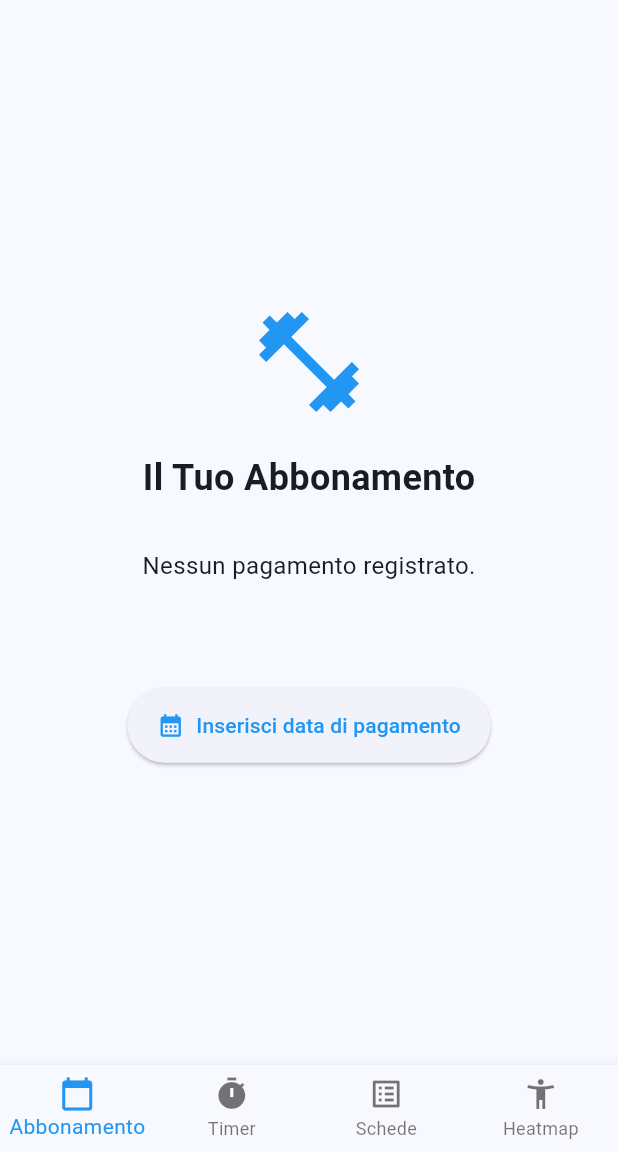
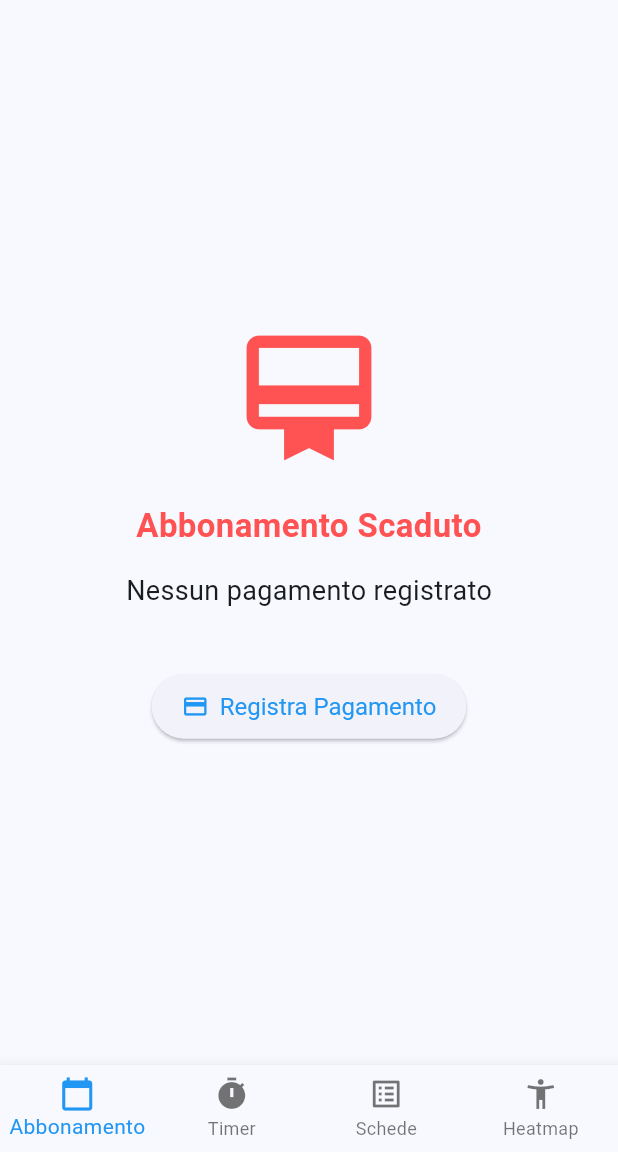
Before and after one commit to timothy-giolito/MyGymGuard, a Flutter app: the screen it shows after launch, on a phone screen of 412 x 824 dp, the part 84-1236 px from its top. Run offline on Flutter 3.47's test engine with Material 3 defaults, Android fonts, the phone set to English and light mode, and no system bars; our stand-ins replace file_picker, hive_flutter, image_picker, open_filex; accounts and stored records are empty.

Commit message:
subscription expity reminder

```diff
--- /dev/null
+++ b/lib/providers/abbonamento_provider.dart
@@ -0,0 +1,84 @@
+import 'package:flutter/material.dart';
+import 'package:hive_flutter/hive_flutter.dart';
+
+class AbbonamentoProvider extends ChangeNotifier {
+  DateTime? _dataPagamento;
+  int _durataMesi = 1;
+
+  DateTime? get dataPagamento => _dataPagamento;
+  int get durataMesi => _durataMesi;
+
+  DateTime? get dataScadenza {
+    if (_dataPagamento == null) return null;
+    return DateTime(
+      _dataPagamento!.year,
+      _dataPagamento!.month + _durataMesi,
+      _dataPagamento!.day,
+    );
+  }
+
+  // NUOVO: Calcola SOLO i giorni feriali (Lunedì - Venerdì)
+  int get giorniRimanenti {
+    if (dataScadenza == null) return 0;
+
+    final ora = DateTime.now();
+    // Se è già scaduto, i giorni sono 0
+    if (dataScadenza!.isBefore(ora)) return 0;
+
+    int giorniUtili = 0;
+    DateTime giornoCorrente = ora;
+
+    // Cicla giorno per giorno fino alla scadenza
+    while (giornoCorrente.isBefore(dataScadenza!)) {
+      // 1 = Lunedì, 5 = Venerdì, 6 = Sabato, 7 = Domenica
+      if (giornoCorrente.weekday >= 1 && giornoCorrente.weekday <= 5) {
+        giorniUtili++;
+      }
+      giornoCorrente = giornoCorrente.add(const Duration(days: 1));
+    }
+
+    return giorniUtili;
+  }
+
+  // Verifica se l'abbonamento non è scaduto
+  bool get isAttivo {
+    if (dataScadenza == null) return false;
+    return dataScadenza!.isAfter(DateTime.now());
+  }
+
+  // NUOVO: Verifica se l'abbonamento è attivo E oggi è tra Lunedì e Venerdì
+  bool get possoEntrareOggi {
+    if (!isAttivo) return false;
+    final giornoDellaSettimana = DateTime.now().weekday;
+    return giornoDellaSettimana >= 1 && giornoDellaSettimana <= 5;
+  }
+
+  AbbonamentoProvider() {
+    _caricaDati();
+  }
+
+  void _caricaDati() {
+    var box = Hive.box('myGymBox');
+    String? dataString = box.get('data_pagamento');
+    int? mesi = box.get('durata_mesi');
+
+    if (dataString != null) {
+      _dataPagamento = DateTime.parse(dataString);
+    }
+    if (mesi != null) {
+      _durataMesi = mesi;
+    }
+    notifyListeners();
+  }
+
+  void registraPagamento(DateTime data, int mesi) {
+    _dataPagamento = data;
+    _durataMesi = mesi;
+
+    var box = Hive.box('myGymBox');
+    box.put('data_pagamento', data.toIso8601String());
+    box.put('durata_mesi', mesi);
+
+    notifyListeners();
+  }
+}
--- a/lib/screens/pagina_abbonamento.dart
+++ b/lib/screens/pagina_abbonamento.dart
@@ -1,137 +1,185 @@
 import 'package:flutter/material.dart';
+import 'package:provider/provider.dart';
+import 'package:intl/intl.dart';
+import '../providers/abbonamento_provider.dart';
 
-class PaginaAbbonamento extends StatefulWidget {
+class PaginaAbbonamento extends StatelessWidget {
   const PaginaAbbonamento({super.key});
 
-  @override
-  State<PaginaAbbonamento> createState() => _PaginaAbbonamentoState();
-}
+  // Funzione che apre il popup per registrare il pagamento
+  void _mostraDialogoPagamento(BuildContext context) {
+    // Valori iniziali quando apri il popup
+    DateTime dataSelezionata = DateTime.now();
+    int mesiSelezionati = 1;
 
-class _PaginaAbbonamentoState extends State<PaginaAbbonamento> {
-  // Queste variabili salvano le date. "DateTime?" col punto interrogativo
-  // significa che all'inizio possono essere vuote (null).
-  DateTime? _dataPagamento;
-  DateTime? _dataScadenza;
-  int _giorniRimanenti = 0;
-
-  // Funzione per mostrare il calendario a schermo
-  Future<void> _selezionaData(BuildContext context) async {
-    final DateTime? dataSelezionata = await showDatePicker(
+    showDialog(
       context: context,
-      initialDate: DateTime.now(), // Parte da oggi
-      firstDate: DateTime(2024), // Non si può andare prima del 2024
-      lastDate: DateTime(2030), // Arriva fino al 2030
+      builder: (context) => StatefulBuilder(
+        builder: (context, setStateDialog) {
+          return AlertDialog(
+            title: const Text('Registra Pagamento'),
+            content: Column(
+              mainAxisSize: MainAxisSize.min,
+              children: [
+                const Text("Quando hai pagato l'abbonamento?"),
+                const SizedBox(height: 8),
+                // Selettore della data
+                ListTile(
+                  contentPadding: EdgeInsets.zero,
+                  title: Text(
+                    DateFormat('dd/MM/yyyy').format(dataSelezionata),
+                    style: const TextStyle(fontWeight: FontWeight.bold),
+                  ),
+                  trailing: const Icon(
+                    Icons.calendar_today,
+                    color: Colors.deepPurple,
+                  ),
+                  onTap: () async {
+                    DateTime? picked = await showDatePicker(
+                      context: context,
+                      initialDate: dataSelezionata,
+                      firstDate: DateTime(
+                        2020,
+                      ), // Puoi inserire pagamenti vecchi
+                      lastDate: DateTime.now(), // Fino ad oggi
+                    );
+                    if (picked != null) {
+                      setStateDialog(() {
+                        dataSelezionata = picked;
+                      });
+                    }
+                  },
+                ),
+                const Divider(),
+                const SizedBox(height: 8),
+                // Selettore della durata
+                Row(
+                  mainAxisAlignment: MainAxisAlignment.spaceBetween,
+                  children: [
+                    const Text("Durata:"),
+                    DropdownButton<int>(
+                      value: mesiSelezionati,
+                      items: [1, 3, 6, 12].map((int value) {
+                        return DropdownMenuItem<int>(
+                          value: value,
+                          child: Text("$value ${value == 1 ? 'mese' : 'mesi'}"),
+                        );
+                      }).toList(),
+                      onChanged: (int? newValue) {
+                        if (newValue != null) {
+                          setStateDialog(() {
+                            mesiSelezionati = newValue;
+                          });
+                        }
+                      },
+                    ),
+                  ],
+                ),
+              ],
+            ),
+            actions: [
+              TextButton(
+                onPressed: () => Navigator.pop(context),
+                child: const Text('Annulla'),
+              ),
+              ElevatedButton(
+                onPressed: () {
+                  // Salviamo i dati nel Provider!
+                  context.read<AbbonamentoProvider>().registraPagamento(
+                    dataSelezionata,
+                    mesiSelezionati,
+                  );
+                  Navigator.pop(context); // Chiude il popup
+                },
+                child: const Text('Salva'),
+              ),
+            ],
+          );
+        },
+      ),
     );
-
-    // Se l'utente ha scelto una data e ha premuto "OK"
-    if (dataSelezionata != null) {
-      // setState dice all'app di ricaricare lo schermo con i nuovi dati
-      setState(() {
-        _dataPagamento = dataSelezionata;
-        _calcolaScadenza();
-      });
-    }
-  }
-
-  // Funzione che fa i calcoli matematici
-  void _calcolaScadenza() {
-    if (_dataPagamento == null) return;
-
-    // 1. Calcola la scadenza aggiungendo 4 settimane (28 giorni solari)
-    _dataScadenza = _dataPagamento!.add(const Duration(days: 28));
-
-    // 2. Calcola i giorni utili rimanenti (da oggi alla scadenza)
-    DateTime oggi = DateTime.now();
-    // Resettiamo l'orario a mezzanotte per non sballare i calcoli
-    oggi = DateTime(oggi.year, oggi.month, oggi.day);
-    DateTime scadenza = DateTime(
-      _dataScadenza!.year,
-      _dataScadenza!.month,
-      _dataScadenza!.day,
-    );
-
-    int giorni = 0;
-    DateTime dataCorrente = oggi;
-
-    // Contiamo un giorno alla volta fino alla scadenza
-    while (dataCorrente.isBefore(scadenza)) {
-      // Se NON è Sabato (6) e NON è Domenica (7), aggiungi un giorno utile
-      if (dataCorrente.weekday != DateTime.saturday &&
-          dataCorrente.weekday != DateTime.sunday) {
-        giorni++;
-      }
-      // Passa al giorno successivo
-      dataCorrente = dataCorrente.add(const Duration(days: 1));
-    }
-
-    // Se l'abbonamento è scaduto (giorni negativi), impostiamo a 0
-    _giorniRimanenti = giorni < 0 ? 0 : giorni;
   }
 
   @override
   Widget build(BuildContext context) {
-    return Center(
-      child: Padding(
-        padding: const EdgeInsets.all(16.0),
+    final abbProvider = context.watch<AbbonamentoProvider>();
+    final scadenza = abbProvider.dataScadenza;
+    final pagamento = abbProvider.dataPagamento;
+
+    // Definiamo un colore e un messaggio per lo stato attuale
+    Color coloreStato = Colors.redAccent;
+    String testoStato = "Abbonamento Scaduto";
+    IconData iconaStato = Icons.card_membership;
+
+    if (abbProvider.isAttivo) {
+      if (abbProvider.possoEntrareOggi) {
+        coloreStato = Colors.green;
+        testoStato = "Accesso Consentito Oggi";
+        iconaStato = Icons.check_circle;
+      } else {
+        coloreStato = Colors.orange;
+        testoStato = "Oggi Non Puoi Accedere\n(Solo Lun-Ven)";
+        iconaStato = Icons.lock_clock;
+      }
+    }
+
+    return Scaffold(
+      body: Center(
         child: Column(
           mainAxisAlignment: MainAxisAlignment.center,
           children: [
-            const Icon(Icons.fitness_center, size: 80, color: Colors.blue),
+            Icon(iconaStato, size: 100, color: coloreStato),
             const SizedBox(height: 20),
-            const Text(
-              'Il Tuo Abbonamento',
-              style: TextStyle(fontSize: 24, fontWeight: FontWeight.bold),
+            Text(
+              testoStato,
+              textAlign: TextAlign.center,
+              style: TextStyle(
+                fontSize: 22,
+                fontWeight: FontWeight.bold,
+                color: coloreStato,
+              ),
             ),
-            const SizedBox(height: 30),
+            const SizedBox(height: 15),
 
-            // Testo che mostra la data di pagamento (se presente)
-            Text(
-              _dataPagamento == null
-                  ? 'Nessun pagamento registrato.'
-                  : 'Data Pagamento: ${_dataPagamento!.day}/${_dataPagamento!.month}/${_dataPagamento!.year}',
-              style: const TextStyle(fontSize: 16),
-            ),
-            const SizedBox(height: 10),
-
-            // Testo che mostra la scadenza (appare solo se è stata scelta una data)
-            if (_dataScadenza != null)
+            // Dettagli delle date
+            if (pagamento != null) ...[
               Text(
-                'Scadenza: ${_dataScadenza!.day}/${_dataScadenza!.month}/${_dataScadenza!.year}',
-                style: const TextStyle(fontSize: 16, color: Colors.red),
+                "Ultimo pagamento: ${DateFormat('dd/MM/yyyy').format(pagamento)}",
+                style: const TextStyle(fontSize: 14, color: Colors.grey),
               ),
-
-            const SizedBox(height: 20),
-
-            // Il riquadro che mostra i giorni rimanenti (esclusi i weekend)
-            if (_dataScadenza != null)
-              Container(
-                padding: const EdgeInsets.all(16),
-                decoration: BoxDecoration(
-                  color: Colors.blue.shade50,
-                  borderRadius: BorderRadius.circular(12),
-                ),
-                child: Text(
-                  'Giorni d\'allenamento rimanenti\n(esclusi sab e dom): $_giorniRimanenti',
-                  style: const TextStyle(
-                    fontSize: 18,
-                    fontWeight: FontWeight.bold,
-                  ),
-                  textAlign: TextAlign.center,
+              const SizedBox(height: 5),
+              Text(
+                "Scade il: ${DateFormat('dd/MM/yyyy').format(scadenza!)}",
+                style: const TextStyle(
+                  fontSize: 18,
+                  fontWeight: FontWeight.w600,
                 ),
               ),
+              const SizedBox(height: 5),
+              Text(
+                "Giorni utili rimanenti (Lun-Ven): ${abbProvider.giorniRimanenti}",
+                style: const TextStyle(fontSize: 16),
+              ),
+            ] else ...[
+              const Text(
+                "Nessun pagamento registrato",
+                style: TextStyle(fontSize: 18),
+              ),
+            ],
 
             const SizedBox(height: 40),
 
-            // Il bottone magico per aprire il calendario
+            // Bottone che apre il popup
             ElevatedButton.icon(
-              onPressed: () => _selezionaData(context),
-              icon: const Icon(Icons.calendar_month),
-              label: const Text('Inserisci data di pagamento'),
+              onPressed: () => _mostraDialogoPagamento(context),
+              icon: const Icon(Icons.payment),
+              label: const Text("Registra Pagamento"),
               style: ElevatedButton.styleFrom(
                 padding: const EdgeInsets.symmetric(
                   horizontal: 20,
-                  vertical: 15,
+                  vertical: 12,
                 ),
+                textStyle: const TextStyle(fontSize: 16),
               ),
             ),
           ],
--- a/pubspec.yaml
+++ b/pubspec.yaml
@@ -43,6 +43,7 @@ dependencies:
   open_filex: ^4.4.0
   hive: ^2.2.3
   hive_flutter: ^1.1.0
+  intl: ^0.20.2
 
 dev_dependencies:
   flutter_test:
```
Also changed, not shown: lib/main.dart (+7 -3 lines), pubspec.lock.
